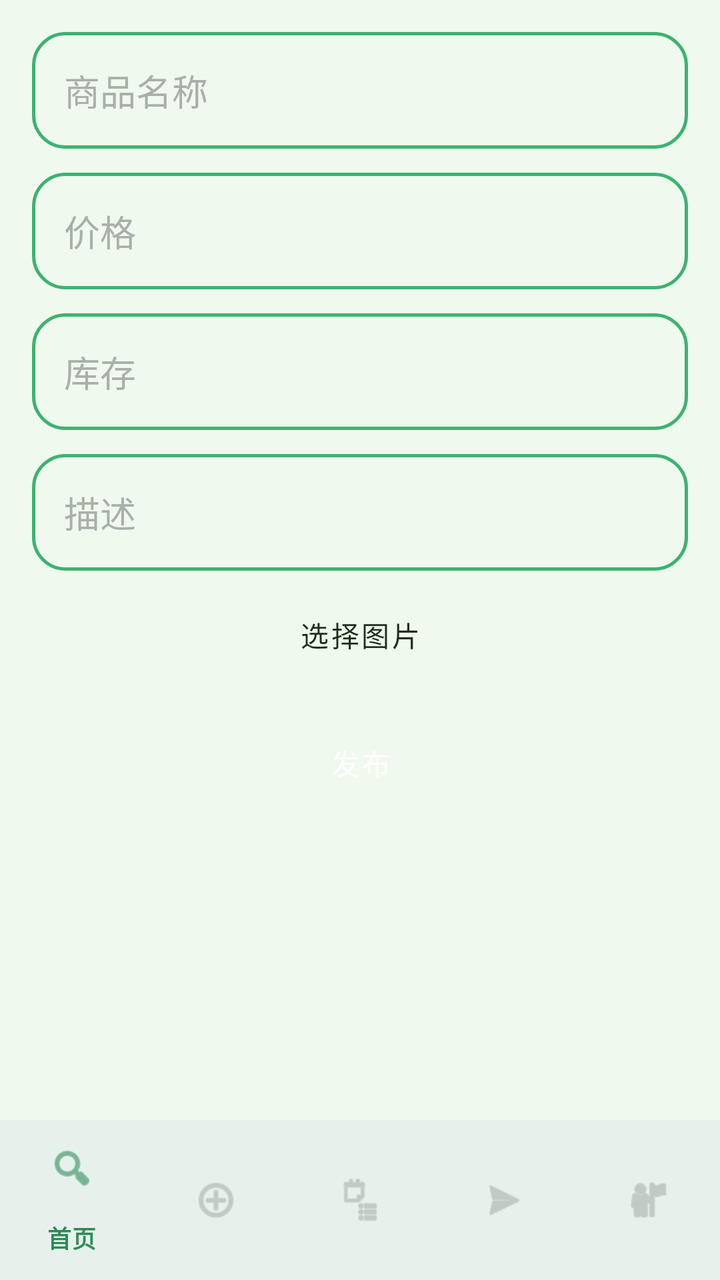
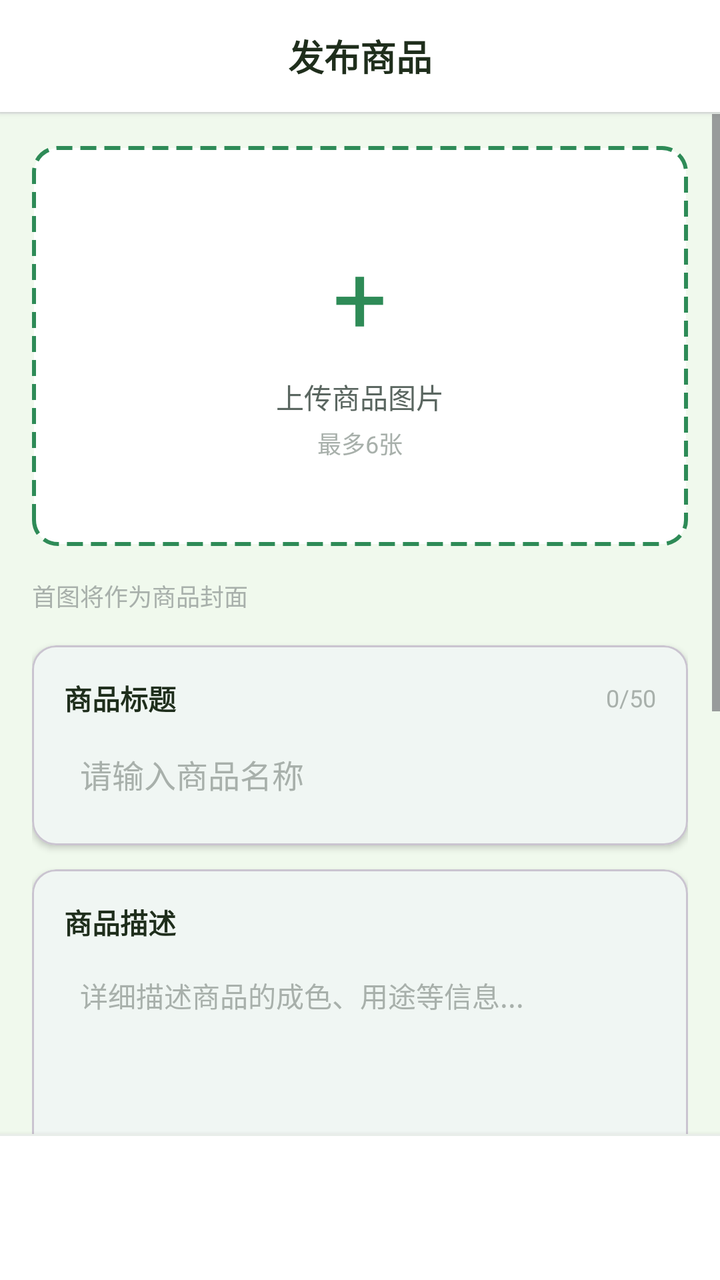

An Android layout rendered at two revisions. The XML below is the earlier revision; the diff shows what the commit changed to produce the second picture.
<!-- AndroidManifest.xml: application theme Theme.EtradeAndroid -->
<!-- res/layout/activity_publish.xml -->
<?xml version="1.0" encoding="utf-8"?>
<LinearLayout xmlns:android="http://schemas.android.com/apk/res/android"
    xmlns:app="http://schemas.android.com/apk/res-auto"
    android:layout_width="match_parent"
    android:layout_height="match_parent"
    android:orientation="vertical">

    
    <ScrollView
        android:layout_width="match_parent"
        android:layout_height="0dp"
        android:layout_weight="1"
        android:padding="16dp"
        android:background="@color/background_light">

        <LinearLayout
            android:layout_width="match_parent"
            android:layout_height="wrap_content"
            android:orientation="vertical">

            <EditText
                android:id="@+id/et_name"
                android:layout_width="match_parent"
                android:layout_height="wrap_content"
                android:hint="商品名称"
                android:background="@drawable/bg_input"
                android:padding="16dp"
                android:textColor="@color/text_primary"
                android:textColorHint="@color/text_hint" />

            <EditText
                android:id="@+id/et_price"
                android:layout_width="match_parent"
                android:layout_height="wrap_content"
                android:layout_marginTop="12dp"
                android:hint="价格"
                android:inputType="numberDecimal"
                android:background="@drawable/bg_input"
                android:padding="16dp"
                android:textColor="@color/text_primary"
                android:textColorHint="@color/text_hint" />

            <EditText
                android:id="@+id/et_stock"
                android:layout_width="match_parent"
                android:layout_height="wrap_content"
                android:layout_marginTop="12dp"
                android:hint="库存"
                android:inputType="number"
                android:background="@drawable/bg_input"
                android:padding="16dp"
                android:textColor="@color/text_primary"
                android:textColorHint="@color/text_hint" />

            <EditText
                android:id="@+id/et_description"
                android:layout_width="match_parent"
                android:layout_height="wrap_content"
                android:layout_marginTop="12dp"
                android:hint="描述"
                android:maxLines="5"
                android:background="@drawable/bg_input"
                android:padding="16dp"
                android:textColor="@color/text_primary"
                android:textColorHint="@color/text_hint"
                android:gravity="top" />

            <Button
                android:id="@+id/btn_select_image"
                style="@style/SecondaryButton"
                android:layout_width="match_parent"
                android:layout_height="wrap_content"
                android:layout_marginTop="8dp"
                android:text="选择图片" />

            <ImageView
                android:id="@+id/iv_preview"
                android:layout_width="match_parent"
                android:layout_height="200dp"
                android:layout_marginTop="12dp"
                android:scaleType="centerCrop"
                android:visibility="gone"
                android:background="@drawable/bg_card"
                android:padding="8dp" />

            <Button
                android:id="@+id/btn_publish"
                style="@style/PrimaryButton"
                android:layout_width="match_parent"
                android:layout_height="wrap_content"
                android:layout_marginTop="16dp"
                android:text="发布" />
        </LinearLayout>
    </ScrollView>

    
    <include layout="@layout/include_bottom_nav" />

</LinearLayout>
<!-- res/layout/include_bottom_nav.xml (included above) -->
<?xml version="1.0" encoding="utf-8"?>
<com.google.android.material.bottomnavigation.BottomNavigationView
    xmlns:android="http://schemas.android.com/apk/res/android"
    xmlns:app="http://schemas.android.com/apk/res-auto"
    android:id="@+id/bottom_navigation"
    android:layout_width="match_parent"
    android:layout_height="wrap_content"
    android:background="@color/background_white"
    android:elevation="8dp"
    app:itemIconTint="@color/nav_item_color"
    app:itemTextColor="@color/nav_item_color"
    app:menu="@menu/bottom_nav_menu" />
<!-- resources referenced by this layout -->
<resources>
  <color name="background_light">#F0F9ED</color>
  <color name="background_white">#FFFFFF</color>
  <color name="text_hint">#A8B0AB</color>
  <color name="text_primary">#1F2E1C</color>
  <!-- drawable bg_card (drawable) -->
  <?xml version="1.0" encoding="utf-8"?>
  <shape xmlns:android="http://schemas.android.com/apk/res/android">
      
      <solid android:color="@color/background_card" />
      
      <corners android:radius="20dp" />
      
      <stroke 
          android:width="1dp" 
          android:color="@color/divider" />
  </shape>
  <!-- drawable bg_input (drawable) -->
  <?xml version="1.0" encoding="utf-8"?>
  <shape xmlns:android="http://schemas.android.com/apk/res/android">
      
      <solid android:color="@color/background_light" />
      
      <corners android:radius="16dp" />
      
      <stroke android:width="1.5dp" android:color="@color/primary_green_light" />
  </shape>
  <style name="PrimaryButton" parent="Widget.MaterialComponents.Button">
          <item name="android:layout_width">match_parent</item>
          <item name="android:layout_height">wrap_content</item>
          <item name="android:minHeight">48dp</item>
          <item name="android:paddingTop">@dimen/btn_padding_vertical</item>
          <item name="android:paddingBottom">@dimen/btn_padding_vertical</item>
          <item name="android:paddingStart">@dimen/btn_padding_horizontal</item>
          <item name="android:paddingEnd">@dimen/btn_padding_horizontal</item>
          <item name="cornerRadius">@dimen/radius_full</item>
          <item name="backgroundTint">@color/primary_green</item>
          <item name="android:textColor">@color/white</item>
          <item name="android:textSize">@dimen/text_size_body</item>
          <item name="android:textAllCaps">false</item>
      </style>
  <style name="SecondaryButton" parent="Widget.MaterialComponents.Button.OutlinedButton">
          <item name="android:layout_width">match_parent</item>
          <item name="android:layout_height">wrap_content</item>
          <item name="android:minHeight">48dp</item>
          <item name="cornerRadius">@dimen/radius_full</item>
          <item name="strokeColor">@color/gray_300</item>
          <item name="android:textColor">@color/text_primary</item>
          <item name="android:textSize">@dimen/text_size_body</item>
          <item name="android:textAllCaps">false</item>
      </style>
  <style name="Theme.EtradeAndroid" parent="Base.Theme.EtradeAndroid" />
  <color name="background_card">#FAFCFB</color>
  <color name="divider">#E8EDE9</color>
  <color name="primary_green_light">#3CB371</color>
  <dimen name="btn_padding_vertical">12dp</dimen>
  <dimen name="btn_padding_horizontal">24dp</dimen>
  <dimen name="radius_full">24dp</dimen>
  <color name="primary_green">#2E8B57</color>
  <color name="white">#FFFFFFFF</color>
  <dimen name="text_size_body">14sp</dimen>
  <color name="gray_300">#C8CECB</color>
  <color name="primary_green_dark">#267347</color>
  <color name="accent_yellow">#F7D44A</color>
  <style name="ShapeAppearance.Etrade.Small" parent="ShapeAppearance.Material3.SmallComponent">
          <item name="cornerFamily">rounded</item>
          <item name="cornerSize">12dp</item>
      </style>
  <style name="ShapeAppearance.Etrade.Medium" parent="ShapeAppearance.Material3.MediumComponent">
          <item name="cornerFamily">rounded</item>
          <item name="cornerSize">16dp</item>
      </style>
  <style name="ShapeAppearance.Etrade.Large" parent="ShapeAppearance.Material3.LargeComponent">
          <item name="cornerFamily">rounded</item>
          <item name="cornerSize">20dp</item>
      </style>
  <!-- unchanged entries left out for length: 1 -->
</resources>

<!-- the commit's change to res/layout/activity_publish.xml (unified diff, before → after) -->
@@ -3,110 +3,328 @@
     xmlns:app="http://schemas.android.com/apk/res-auto"
     android:layout_width="match_parent"
     android:layout_height="match_parent"
-    android:orientation="vertical">
+    android:orientation="vertical"
+    android:background="@color/background_light">
+
+    
+    <LinearLayout
+        android:layout_width="match_parent"
+        android:layout_height="56dp"
+        android:background="@color/background_white"
+        android:gravity="center"
+        android:paddingHorizontal="16dp"
+        android:elevation="2dp">
+
+        <TextView
+            android:layout_width="wrap_content"
+            android:layout_height="wrap_content"
+            android:text="发布商品"
+            android:textSize="18sp"
+            android:textStyle="bold"
+            android:textColor="@color/text_primary" />
+    </LinearLayout>
+
+    
+    <View
+        android:layout_width="match_parent"
+        android:layout_height="1dp"
+        android:background="@color/divider" />
 
     
     <ScrollView
         android:layout_width="match_parent"
         android:layout_height="0dp"
         android:layout_weight="1"
-        android:padding="16dp"
-        android:background="@color/background_light">
+        android:fillViewport="true">
 
         <LinearLayout
             android:layout_width="match_parent"
             android:layout_height="wrap_content"
-            android:orientation="vertical">
-
-            <EditText
-                android:id="@+id/et_name"
-                android:layout_width="match_parent"
-                android:layout_height="wrap_content"
-                android:hint="商品名称"
-                android:background="@drawable/bg_input"
-                android:padding="16dp"
-                android:textColor="@color/text_primary"
-                android:textColorHint="@color/text_hint" />
-
-            <EditText
-                android:id="@+id/et_price"
-                android:layout_width="match_parent"
-                android:layout_height="wrap_content"
-                android:layout_marginTop="12dp"
-                android:hint="价格"
-                android:inputType="numberDecimal"
-                android:background="@drawable/bg_input"
-                android:padding="16dp"
-                android:textColor="@color/text_primary"
-                android:textColorHint="@color/text_hint" />
-
-            <EditText
-                android:id="@+id/et_stock"
-                android:layout_width="match_parent"
-                android:layout_height="wrap_content"
-                android:layout_marginTop="12dp"
-                android:hint="库存"
-                android:inputType="number"
-                android:background="@drawable/bg_input"
-                android:padding="16dp"
-                android:textColor="@color/text_primary"
-                android:textColorHint="@color/text_hint" />
-
-            <EditText
-                android:id="@+id/et_description"
-                android:layout_width="match_parent"
-                android:layout_height="wrap_content"
-                android:layout_marginTop="12dp"
-                android:hint="描述"
-                android:maxLines="5"
-                android:background="@drawable/bg_input"
-                android:padding="16dp"
-                android:textColor="@color/text_primary"
-                android:textColorHint="@color/text_hint"
-                android:gravity="top" />
-
-            <Button
-                android:id="@+id/btn_select_image"
-                style="@style/SecondaryButton"
-                android:layout_width="match_parent"
-                android:layout_height="wrap_content"
-                android:layout_marginTop="8dp"
-                android:text="选择图片" />
-
-            <ImageView
-                android:id="@+id/iv_preview"
+            android:orientation="vertical"
+            android:padding="16dp">
+
+            
+            <FrameLayout
+                android:id="@+id/fl_image_upload"
                 android:layout_width="match_parent"
                 android:layout_height="200dp"
-                android:layout_marginTop="12dp"
-                android:scaleType="centerCrop"
-                android:visibility="gone"
-                android:background="@drawable/bg_card"
-                android:padding="8dp" />
+                android:background="@drawable/bg_image_upload"
+                android:layout_marginBottom="16dp">
+
+                <LinearLayout
+                    android:id="@+id/ll_upload_hint"
+                    android:layout_width="wrap_content"
+                    android:layout_height="wrap_content"
+                    android:layout_gravity="center"
+                    android:orientation="vertical"
+                    android:gravity="center">
+
+                    <TextView
+                        android:layout_width="wrap_content"
+                        android:layout_height="wrap_content"
+                        android:text="+"
+                        android:textSize="48sp"
+                        android:textColor="@color/primary_green" />
+
+                    <TextView
+                        android:layout_width="wrap_content"
+                        android:layout_height="wrap_content"
+                        android:text="上传商品图片"
+                        android:textSize="14sp"
+                        android:textColor="@color/text_secondary"
+                        android:layout_marginTop="8dp" />
+
+                    <TextView
+                        android:layout_width="wrap_content"
+                        android:layout_height="wrap_content"
+                        android:text="最多6张"
+                        android:textSize="12sp"
+                        android:textColor="@color/text_hint"
+                        android:layout_marginTop="4dp" />
+                </LinearLayout>
+
+                
+                <HorizontalScrollView
+                    android:id="@+id/hsv_image_preview"
+                    android:layout_width="match_parent"
+                    android:layout_height="match_parent"
+                    android:visibility="gone"
+                    android:scrollbars="none">
+
+                    <LinearLayout
+                        android:id="@+id/ll_image_list"
+                        android:layout_width="wrap_content"
+                        android:layout_height="match_parent"
+                        android:orientation="horizontal"
+                        android:gravity="center_vertical"
+                        android:padding="8dp">
+                        
+                    </LinearLayout>
+                </HorizontalScrollView>
+            </FrameLayout>
+
+            <TextView
+                android:layout_width="wrap_content"
+                android:layout_height="wrap_content"
+                android:text="首图将作为商品封面"
+                android:textSize="12sp"
+                android:textColor="@color/text_hint"
+                android:layout_marginBottom="16dp" />
+
+            
+
+            
+            <com.google.android.material.card.MaterialCardView
+                android:layout_width="match_parent"
+                android:layout_height="wrap_content"
+                android:layout_marginBottom="12dp"
+                app:cardCornerRadius="12dp"
+                app:cardElevation="2dp"
+                app:cardBackgroundColor="@color/background_white">
+
+                <LinearLayout
+                    android:layout_width="match_parent"
+                    android:layout_height="wrap_content"
+                    android:orientation="vertical"
+                    android:padding="16dp">
+
+                    <LinearLayout
+                        android:layout_width="match_parent"
+                        android:layout_height="wrap_content"
+                        android:orientation="horizontal"
+                        android:gravity="center_vertical"
+                        android:layout_marginBottom="8dp">
+
+                        <TextView
+                            android:layout_width="0dp"
+                            android:layout_height="wrap_content"
+                            android:layout_weight="1"
+                            android:text="商品标题"
+                            android:textSize="14sp"
+                            android:textColor="@color/text_primary"
+                            android:textStyle="bold" />
+
+                        <TextView
+                            android:id="@+id/tv_title_counter"
+                            android:layout_width="wrap_content"
+                            android:layout_height="wrap_content"
+                            android:text="0/50"
+                            android:textSize="12sp"
+                            android:textColor="@color/text_hint" />
+                    </LinearLayout>
+
+                    <EditText
+                        android:id="@+id/et_name"
+                        android:layout_width="match_parent"
+                        android:layout_height="wrap_content"
+                        android:hint="请输入商品名称"
+                        android:maxLength="50"
+                        android:background="@null"
+                        android:textSize="16sp"
+                        android:textColor="@color/text_primary"
+                        android:textColorHint="@color/text_hint"
+                        android:padding="8dp" />
+                </LinearLayout>
+            </com.google.android.material.card.MaterialCardView>
+
+            
+            <com.google.android.material.card.MaterialCardView
+                android:layout_width="match_parent"
+                android:layout_height="wrap_content"
+                android:layout_marginBottom="12dp"
+                app:cardCornerRadius="12dp"
+                app:cardElevation="2dp"
+                app:cardBackgroundColor="@color/background_white">
+
+                <LinearLayout
+                    android:layout_width="match_parent"
+                    android:layout_height="wrap_content"
+                    android:orientation="vertical"
+                    android:padding="16dp">
+
+                    <TextView
+                        android:layout_width="wrap_content"
+                        android:layout_height="wrap_content"
+                        android:text="商品描述"
+                        android:textSize="14sp"
+                        android:textColor="@color/text_primary"
+                        android:textStyle="bold"
+                        android:layout_marginBottom="8dp" />
+
+                    <EditText
+                        android:id="@+id/et_description"
+                        android:layout_width="match_parent"
+                        android:layout_height="120dp"
+                        android:hint="详细描述商品的成色、用途等信息..."
+                        android:background="@null"
+                        android:textSize="14sp"
+                        android:textColor="@color/text_primary"
+                        android:textColorHint="@color/text_hint"
+                        android:gravity="top|start"
+                        android:padding="8dp"
+                        android:inputType="textMultiLine" />
+                </LinearLayout>
+            </com.google.android.material.card.MaterialCardView>
+
+
+
+            
+            <com.google.android.material.card.MaterialCardView
+                android:layout_width="match_parent"
+                android:layout_height="wrap_content"
+                android:layout_marginBottom="12dp"
+                app:cardCornerRadius="12dp"
+                app:cardElevation="2dp"
+                app:cardBackgroundColor="@color/background_white">
+
+                <LinearLayout
+                    android:layout_width="match_parent"
+                    android:layout_height="wrap_content"
+                    android:orientation="vertical"
+                    android:padding="16dp">
+
+                    <TextView
+                        android:layout_width="wrap_content"
+                        android:layout_height="wrap_content"
+                        android:text="价格"
+                        android:textSize="14sp"
+                        android:textColor="@color/text_primary"
+                        android:textStyle="bold"
+                        android:layout_marginBottom="8dp" />
+
+                    <LinearLayout
+                        android:layout_width="match_parent"
+                        android:layout_height="wrap_content"
+                        android:orientation="horizontal"
+                        android:gravity="center_vertical"
+                        android:layout_marginBottom="12dp">
+
+                        <TextView
+                            android:layout_width="wrap_content"
+                            android:layout_height="wrap_content"
+                            android:text="￥"
+                            android:textSize="16sp"
+                            android:textColor="@color/text_price"
+                            android:textStyle="bold"
+                            android:layout_marginEnd="4dp" />
+
+                        <EditText
+                            android:id="@+id/et_price"
+                            android:layout_width="0dp"
+                            android:layout_height="wrap_content"
+                            android:layout_weight="1"
+                            android:hint="请输入价格"
+                            android:inputType="numberDecimal"
+                            android:background="@null"
+                            android:textSize="16sp"
+                            android:textColor="@color/text_price"
+                            android:textColorHint="@color/text_hint"
+                            android:padding="8dp" />
+                    </LinearLayout>
+
+                    <View
+                        android:layout_width="match_parent"
+                        android:layout_height="1dp"
+                        android:background="@color/divider"
+                        android:layout_marginBottom="12dp" />
+
+                    <TextView
+                        android:layout_width="wrap_content"
+                        android:layout_height="wrap_content"
+                        android:text="库存数量"
+                        android:textSize="14sp"
+                        android:textColor="@color/text_primary"
+                        android:textStyle="bold"
+                        android:layout_marginBottom="8dp" />
+
+                    <EditText
+                        android:id="@+id/et_stock"
+                        android:layout_width="match_parent"
+                        android:layout_height="wrap_content"
+                        android:hint="请输入库存数量"
+                        android:inputType="number"
+                        android:background="@null"
+                        android:textSize="16sp"
+                        android:textColor="@color/text_primary"
+                        android:textColorHint="@color/text_hint"
+                        android:padding="8dp" />
+                </LinearLayout>
+            </com.google.android.material.card.MaterialCardView>
+
+            
+            <View
+                android:layout_width="match_parent"
+                android:layout_height="80dp" />
+        </LinearLayout>
+    </ScrollView>
+
+    
+    <LinearLayout
+        android:layout_width="match_parent"
+        android:layout_height="wrap_content"
+        android:orientation="vertical"
+        android:background="@color/background_white"
+        android:elevation="4dp">
+
+        <View
+            android:layout_width="match_parent"
+            android:layout_height="1dp"
+            android:background="@color/divider" />
+
+        <LinearLayout
+            android:layout_width="match_parent"
+            android:layout_height="wrap_content"
+            android:orientation="horizontal"
+            android:padding="12dp"
+            android:gravity="center_vertical">
 
             <Button
                 android:id="@+id/btn_publish"
                 style="@style/PrimaryButton"
                 android:layout_width="match_parent"
                 android:layout_height="wrap_content"
-                android:layout_marginTop="16dp"
                 android:text="发布" />
         </LinearLayout>
-    </ScrollView>
-
-    
-    <include layout="@layout/include_bottom_nav" />
+    </LinearLayout>
 
 </LinearLayout>
-<!-- res/layout/include_bottom_nav.xml (included above) -->
-<?xml version="1.0" encoding="utf-8"?>
-<com.google.android.material.bottomnavigation.BottomNavigationView
-    xmlns:android="http://schemas.android.com/apk/res/android"
-    xmlns:app="http://schemas.android.com/apk/res-auto"
-    android:id="@+id/bottom_navigation"
-    android:layout_width="match_parent"
-    android:layout_height="wrap_content"
-    android:background="@color/background_white"
-    android:elevation="8dp"
-    app:itemIconTint="@color/nav_item_color"
-    app:itemTextColor="@color/nav_item_color"
-    app:menu="@menu/bottom_nav_menu" />
<!-- resource entries referenced after the edit -->
@@ -3,28 +3,20 @@
   <color name="background_light">#F0F9ED</color>
   <color name="background_white">#FFFFFF</color>
   <color name="text_hint">#A8B0AB</color>
+  <color name="text_price">#E5C23A</color>
   <color name="text_primary">#1F2E1C</color>
-  <!-- drawable bg_card (drawable) -->
+  <color name="text_secondary">#5A6660</color>
+  <!-- drawable bg_image_upload (drawable) -->
   <?xml version="1.0" encoding="utf-8"?>
-  <shape xmlns:android="http://schemas.android.com/apk/res/android">
-      
-      <solid android:color="@color/background_card" />
-      
-      <corners android:radius="20dp" />
-      
-      <stroke 
-          android:width="1dp" 
-          android:color="@color/divider" />
-  </shape>
-  <!-- drawable bg_input (drawable) -->
-  <?xml version="1.0" encoding="utf-8"?>
-  <shape xmlns:android="http://schemas.android.com/apk/res/android">
-      
-      <solid android:color="@color/background_light" />
-      
-      <corners android:radius="16dp" />
-      
-      <stroke android:width="1.5dp" android:color="@color/primary_green_light" />
+  <shape xmlns:android="http://schemas.android.com/apk/res/android"
+      android:shape="rectangle">
+      <stroke
+          android:width="2dp"
+          android:color="@color/primary_green"
+          android:dashWidth="8dp"
+          android:dashGap="4dp" />
+      <corners android:radius="12dp" />
+      <solid android:color="@color/background_white" />
   </shape>
   <style name="PrimaryButton" parent="Widget.MaterialComponents.Button">
           <item name="android:layout_width">match_parent</item>
@@ -40,27 +32,14 @@
           <item name="android:textSize">@dimen/text_size_body</item>
           <item name="android:textAllCaps">false</item>
       </style>
-  <style name="SecondaryButton" parent="Widget.MaterialComponents.Button.OutlinedButton">
-          <item name="android:layout_width">match_parent</item>
-          <item name="android:layout_height">wrap_content</item>
-          <item name="android:minHeight">48dp</item>
-          <item name="cornerRadius">@dimen/radius_full</item>
-          <item name="strokeColor">@color/gray_300</item>
-          <item name="android:textColor">@color/text_primary</item>
-          <item name="android:textSize">@dimen/text_size_body</item>
-          <item name="android:textAllCaps">false</item>
-      </style>
   <style name="Theme.EtradeAndroid" parent="Base.Theme.EtradeAndroid" />
-  <color name="background_card">#FAFCFB</color>
   <color name="divider">#E8EDE9</color>
-  <color name="primary_green_light">#3CB371</color>
   <dimen name="btn_padding_vertical">12dp</dimen>
   <dimen name="btn_padding_horizontal">24dp</dimen>
   <dimen name="radius_full">24dp</dimen>
   <color name="primary_green">#2E8B57</color>
   <color name="white">#FFFFFFFF</color>
   <dimen name="text_size_body">14sp</dimen>
-  <color name="gray_300">#C8CECB</color>
   <color name="primary_green_dark">#267347</color>
   <color name="accent_yellow">#F7D44A</color>
   <style name="ShapeAppearance.Etrade.Small" parent="ShapeAppearance.Material3.SmallComponent">
